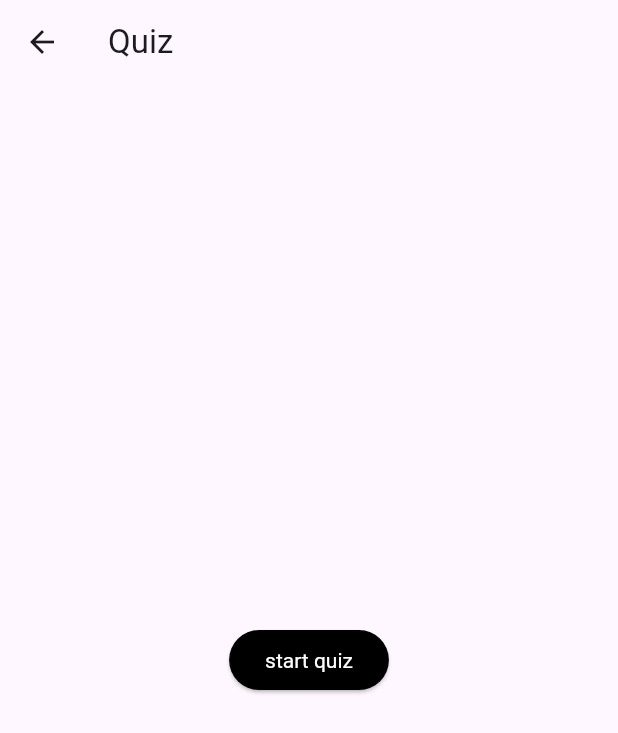
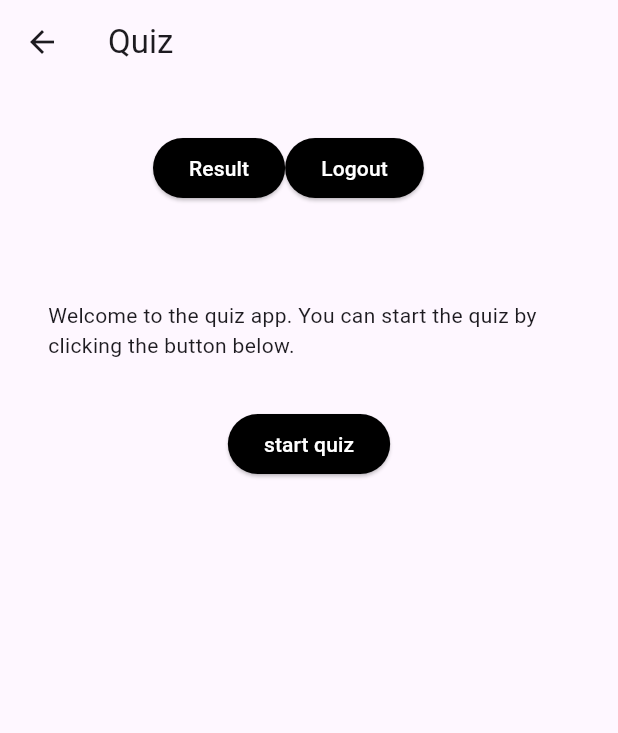
Before and after one commit to clever-cr/mobile_development_group8, a Flutter app: the Quiz screen opened by its route, on a phone screen of 412 x 824 dp. Shown: the top 733 px of the screen. Run offline on Flutter 3.47's test engine with Material 3 defaults, Android fonts, the phone set to English and light mode, and no system bars.

Commit message:
the basic homepage

```diff
--- a/lib/components/button.dart
+++ b/lib/components/button.dart
@@ -15,9 +15,6 @@ class Button extends StatelessWidget {
     return ElevatedButton(
         style: ButtonStyle(
           backgroundColor: MaterialStateProperty.all<Color>(Colors.black),
-          textStyle: MaterialStateProperty.all<TextStyle>(
-            TextStyle(color: Colors.white),
-          ),
         ),
         onPressed: onPressed,
         child: Text(
--- a/lib/pages/quiz.dart
+++ b/lib/pages/quiz.dart
@@ -3,18 +3,76 @@ import 'package:namer_app/components/button.dart';
 
 class Quiz extends StatelessWidget {
   const Quiz({super.key});
-
   @override
   Widget build(BuildContext context) {
     return Scaffold(
-      appBar: AppBar(title: Text("Quiz")),
-      body: Center(
-          child: Button(
-        buttonText: 'start quiz',
-        onPressed: () {
-          Navigator.pushNamed(context, '/categories');
-        },
-      )),
+        appBar: AppBar(title: Text("Quiz")),
+        body: SingleChildScrollView(
+          child: Column(
+            children: [
+              TitleSection(),
+              TextSection(),
+              Button(
+                buttonText: 'start quiz',
+                onPressed: () {
+                  Navigator.pushNamed(context, '/categories');
+                },
+              ),
+            ],
+          ),
+        ));
+  }
+}
+
+class TitleSection extends StatelessWidget {
+  const TitleSection({super.key});
+  @override
+  Widget build(BuildContext context) {
+    return Container(
+      padding: const EdgeInsets.all(32),
+      child: Row(
+        children: [
+          Expanded(
+            child: Flex(
+              direction: Axis.horizontal,
+              children: [
+                Padding(
+                  padding: const EdgeInsets.only(bottom: 0, left: 70),
+                  child: Button(
+                      buttonText: 'Result',
+                      onPressed: () {
+                        Navigator.pushNamed(context, '/results');
+                      }),
+                ),
+                Column(
+                  crossAxisAlignment: CrossAxisAlignment.end,
+                  children: [
+                    Button(
+                        buttonText: "Logout",
+                        onPressed: () {
+                          Navigator.pushNamed(context, '/');
+                        })
+                  ],
+                )
+              ],
+            ),
+          )
+        ],
+      ),
     );
   }
 }
+
+class TextSection extends StatelessWidget {
+  const TextSection({super.key});
+  @override
+  Widget build(BuildContext context) {
+    return Container(
+      padding: const EdgeInsets.all(32),
+      child: Text(
+        'Welcome to the quiz app. You can start the quiz by clicking the button below.',
+        softWrap: true,
+      ),
+    );
+  }
+}
--- a/lib/pages/results.dart
+++ b/lib/pages/results.dart
@@ -12,7 +12,7 @@ class Result extends StatelessWidget {
           child: Button(
         buttonText: 'categories',
         onPressed: () {
-          Navigator.pushNamed(context, '/categories');
+          Navigator.pushNamed(context, '/quiz');
         },
       )),
     );
```
